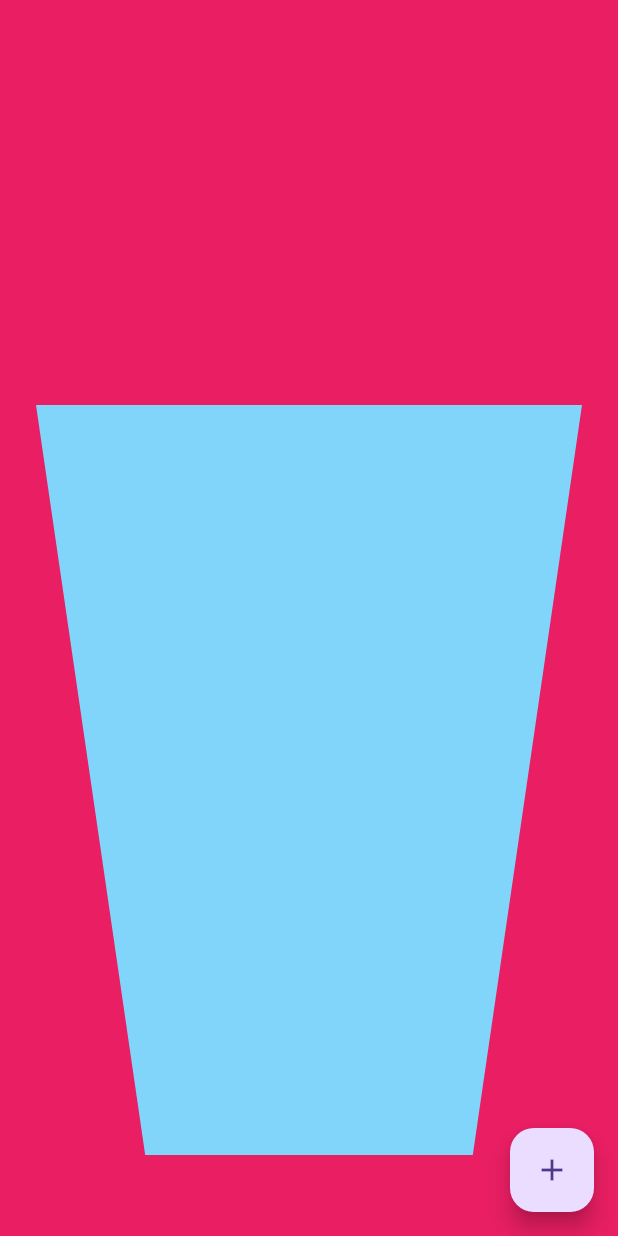
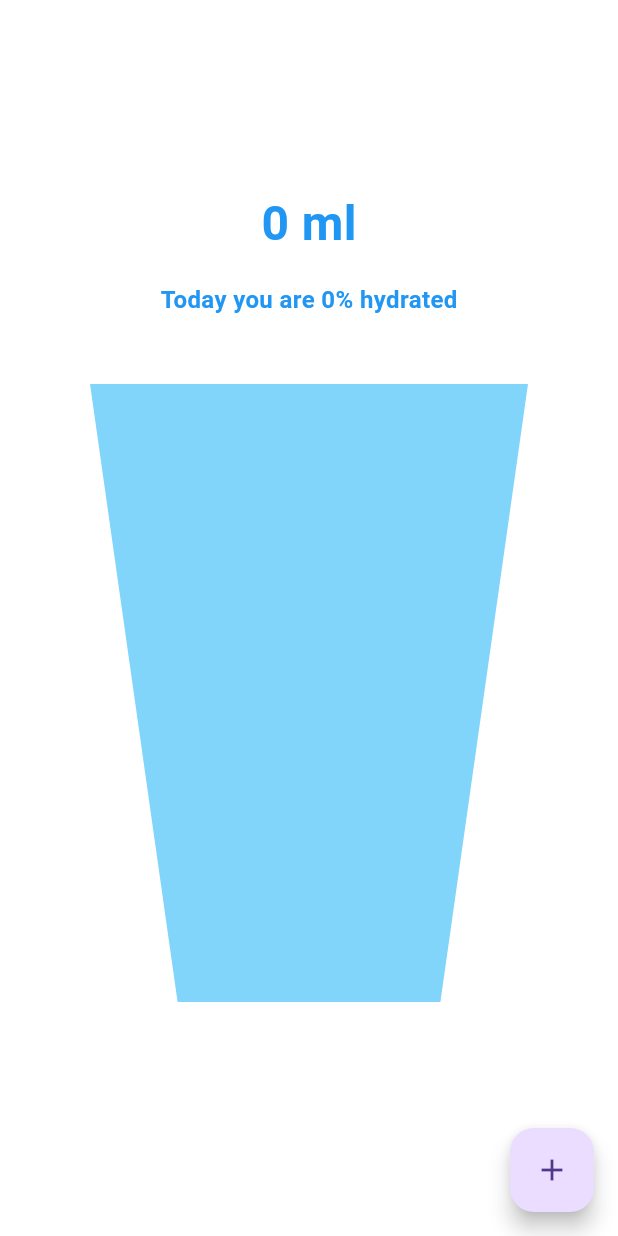
Before and after one commit to abhiramicdev/hydration_reminder, a Flutter app: the screen it shows after launch, on a phone screen of 412 x 824 dp. Run offline on Flutter 3.47's test engine with Material 3 defaults, Android fonts, the phone set to English and light mode, and no system bars; our stand-ins replace flutter_svg, lottie, shared_preferences.

Commit message:
fix: hydration screen ui

```diff
--- a/lib/main.dart
+++ b/lib/main.dart
@@ -79,7 +79,9 @@ class _SplashScreenState extends State<SplashScreen> {
         MaterialPageRoute(
           builder: (_) =>
               // nameis != null ?
-              MyHydrationScreen(),
+              MyHydrationScreen(
+            screenHeight: MediaQuery.of(context).size.height,
+          ),
           // : ReceptionScreen(),
         ),
       );
--- a/lib/screens/hydration_screen.dart
+++ b/lib/screens/hydration_screen.dart
@@ -1,39 +1,84 @@
-import 'dart:math';
-
 import 'package:flutter/material.dart';
+import 'package:hydration_reminder/ui/widgets/glass_clipper.dart';
 
 class MyHydrationScreen extends StatefulWidget {
-  const MyHydrationScreen({super.key});
+  final double screenHeight;
+  const MyHydrationScreen({super.key, required this.screenHeight});
 
   @override
   State<MyHydrationScreen> createState() => _MyHydrationScreenState();
 }
 
 class _MyHydrationScreenState extends State<MyHydrationScreen> {
+  int waterRqd = 2100;
+  int unitWaterShort = 150;
   double count = 0;
+  double stepsToFill = 0;
+  late double stepHeight;
+  int currentHydrationPrcnt = 0;
+  int currentWaterIntake = 0;
+
+  late double glassMaxHeight;
+  @override
+  void initState() {
+    // Max Glass Const height = half the screen height
+    glassMaxHeight = widget.screenHeight / 2;
+    double steps = waterRqd / unitWaterShort;
+    stepsToFill = steps.ceil().toDouble();
+    debugPrint('Steps: $stepsToFill');
+    stepHeight = glassMaxHeight / steps;
+    debugPrint("Hi HeightL  $stepHeight");
+
+    super.initState();
+  }
+
   @override
   Widget build(BuildContext context) {
     return Scaffold(
       floatingActionButton: FloatingActionButton(
         onPressed: () {
-          if (count > 9) {
-          } else {
-            setState(() {
+          setState(() {
+            if (count > stepsToFill - 1) {
+              debugPrint('Here $count && $stepsToFill');
+            } else {
               count++;
               debugPrint('Add button triggered! $count');
-            });
-          }
+              setState(() {
+                currentWaterIntake =
+                    ((count * (waterRqd / stepsToFill)).round().ceil()).toInt();
+                currentHydrationPrcnt = count * 100 ~/ stepsToFill;
+              });
+            }
+          });
         },
         child: Icon(Icons.add),
       ),
-      backgroundColor: Colors.pink,
+      backgroundColor: Colors.white,
       body: Center(
         child: Container(
           child: Padding(
-            padding: const EdgeInsets.all(24.0),
+            padding: const EdgeInsets.all(60.0),
             child: Column(
-              mainAxisAlignment: MainAxisAlignment.end,
+              mainAxisAlignment: MainAxisAlignment.center,
               children: [
+                Text(
+                  '$currentWaterIntake ml',
+                  style: TextStyle(
+                    color: Colors.blue,
+                    fontWeight: FontWeight.w600,
+                    fontSize: 32,
+                  ),
+                ),
+                SizedBox(height: 16),
+                Text(
+                  'Today you are $currentHydrationPrcnt% hydrated',
+                  style: TextStyle(
+                    color: Colors.blue,
+                    fontWeight: FontWeight.w600,
+                    fontSize: 16,
+                  ),
+                ),
+                SizedBox(height: 45),
                 Stack(
                   children: [
                     ClipRRect(
@@ -47,12 +92,12 @@ class _MyHydrationScreenState extends State<MyHydrationScreen> {
                             mainAxisAlignment: MainAxisAlignment.end,
                             children: [
                               Container(
-                                height: count * 50,
+                                height: count * stepHeight,
                                 color: Colors.blue,
                               ),
                             ],
                           ),
-                          height: 10 * 50,
+                          height: glassMaxHeight,
                         ),
                       ),
                     ),
@@ -113,7 +158,6 @@ class GlassShape extends StatelessWidget {
           padding: const EdgeInsets.symmetric(horizontal: 32.0),
           child: Center(
             child: Container(
-              // height: 50 * 10,
               color: Colors.greenAccent,
               child: WaveAnimation(
                 heighCounter: 50 * countVal - 1,
@@ -125,137 +169,3 @@ class GlassShape extends StatelessWidget {
     );
   }
 }
-
-class WavePainter extends CustomPainter {
-  final double animationValue;
-
-  WavePainter(this.animationValue);
-
-  @override
-  void paint(Canvas canvas, Size size) {
-    final paintGreen = Paint()
-      ..color = Colors.green
-      ..style = PaintingStyle.fill;
-
-    final pathGreen = Path();
-
-    pathGreen.moveTo(0, size.height);
-
-    pathGreen.lineTo(0, size.height * 0.6);
-
-    for (var i = 0; i < size.width; i++) {
-      final x = i.toDouble();
-
-      final y = size.height * 0.56 +
-          animationValue * 30 * sin((i / size.width) * 3 * pi);
-
-      pathGreen.lineTo(x, y);
-    }
-
-    pathGreen.lineTo(size.width, size.height);
-
-    pathGreen.close();
-
-    canvas.drawPath(pathGreen, paintGreen);
-  }
-
-  @override
-  bool shouldRepaint(covariant CustomPainter oldDelegate) {
-    return true;
-  }
-}
-
-class WaveAnimation extends StatefulWidget {
-  final double heighCounter;
-  WaveAnimation({required this.heighCounter});
-  @override
-  _WaveAnimationState createState() => _WaveAnimationState();
-}
-
-class _WaveAnimationState extends State<WaveAnimation>
-    with SingleTickerProviderStateMixin {
-  late AnimationController _controller;
-
-  @override
-  void initState() {
-    super.initState();
-
-    _controller = AnimationController(
-      vsync: this,
-      duration: Duration(seconds: 2),
-    )..repeat(reverse: true);
-  }
-
-  @override
-  Widget build(BuildContext context) {
-    return AnimatedBuilder(
-      animation: _controller,
-      builder: (context, child) {
-        return CustomPaint(
-          size: Size(
-            MediaQuery.of(context).size.width,
-            widget.heighCounter,
-          ),
-          painter: WavePainter(_controller.value),
-        );
-      },
-    );
-  }
-
-  @override
-  void dispose() {
-    _controller.dispose();
-
-    super.dispose();
-  }
-}
-
-class MyClipper extends CustomClipper<Path> {
-  @override
-  Path getClip(Size size) {
-    var path = Path();
-
-    // Move to the start of the wave.
-    path.moveTo(0, size.height * 0.3);
-
-    // Draw the wave using quadratic Bezier curves.
-    for (int i = 0; i < 5; i++) {
-      var x = size.width / 5 * i;
-      var y = size.height * (0.3 + 0.2 * sin((pi / 250) * (50 * x - 2 * 100)));
-      // if (i == 0) {
-      //   path.lineTo(x, y);
-      // } else {
-      path.quadraticBezierTo(x, y, x, y);
-      // }
-    }
-
-    // Draw the final segment of the wave.
-    path.lineTo(size.width, size.height * 0.3);
-    path.lineTo(size.width, size.height);
-    path.lineTo(0, size.height);
-
-    // Close the path.
-    path.close();
-
-    return path;
-  }
-
-  @override
-  bool shouldReclip(CustomClipper<Path> oldClipper) => true;
-}
-
-class GlassShapeClipper extends CustomClipper<Path> {
-  @override
-  Path getClip(Size size) {
-    var path = Path();
-    path.moveTo(0, 10); // Move the pen to the point (10, 10)
-    path.lineTo(100, 10); // Draw a line from (10, 10) to (100, 10)
-    path.lineTo(100, 100); // Draw a line from (100, 10) to (100, 100)
-    path.lineTo(10, 100); // Draw a line from (100, 100) to (10, 100)
-
-    return path;
-  }
-
-  @override
-  bool shouldReclip(CustomClipper<Path> oldClipper) => false;
-}
```
Also changed, not shown: lib/ui/widgets/glass_clipper.dart (added, +87 -0 lines).
